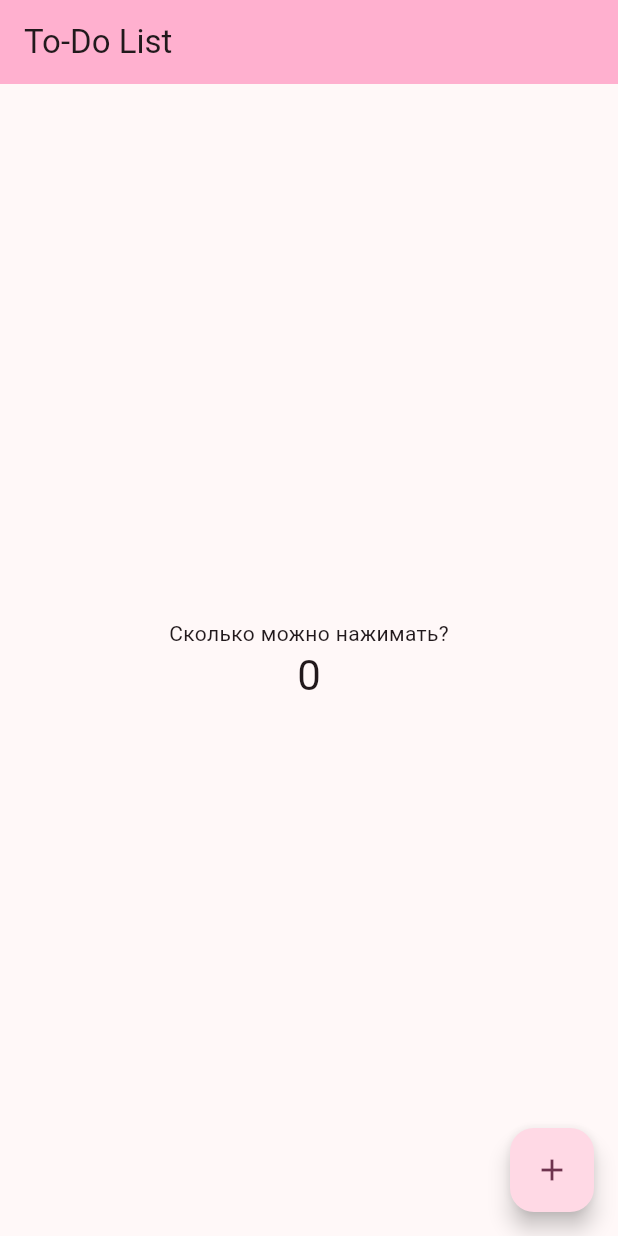
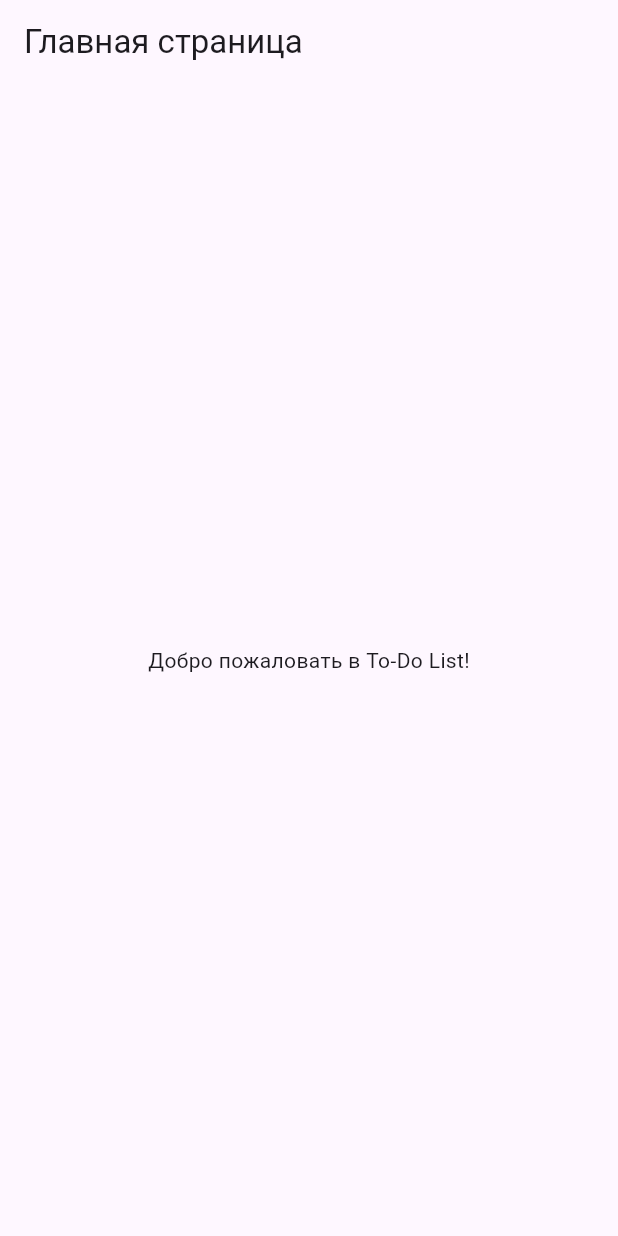
Before and after one commit to dervvilang/To-do-list, a Flutter app: the screen it shows after launch, on a phone screen of 412 x 824 dp. Run offline on Flutter 3.47's test engine with Material 3 defaults, Android fonts, the phone set to English and light mode, and no system bars.

```diff
--- /dev/null
+++ b/devtools_options.yaml
@@ -0,0 +1,3 @@
+description: This file stores settings for Dart & Flutter DevTools.
+documentation: https://docs.flutter.dev/tools/devtools/extensions#configure-extension-enablement-states
+extensions:
--- a/lib/main.dart
+++ b/lib/main.dart
@@ -1,125 +1,36 @@
 import 'package:flutter/material.dart';
+import 'views/splash_screen.dart'; // Импортируем сплеш-скрин
 
-void main() {
-  runApp(const MyApp());
-}
+void main() => runApp(MyApp());
 
 class MyApp extends StatelessWidget {
   const MyApp({super.key});
 
-  // This widget is the root of your application.
   @override
   Widget build(BuildContext context) {
     return MaterialApp(
-      title: 'Flutter Demo',
-      theme: ThemeData(
-        // This is the theme of your application.
-        //
-        // TRY THIS: Try running your application with "flutter run". You'll see
-        // the application has a purple toolbar. Then, without quitting the app,
-        // try changing the seedColor in the colorScheme below to Colors.green
-        // and then invoke "hot reload" (save your changes or press the "hot
-        // reload" button in a Flutter-supported IDE, or press "r" if you used
-        // the command line to start the app).
-        //
-        // Notice that the counter didn't reset back to zero; the application
-        // state is not lost during the reload. To reset the state, use hot
-        // restart instead.
-        //
-        // This works for code too, not just values: Most code changes can be
-        // tested with just a hot reload.
-        colorScheme: ColorScheme.fromSeed(seedColor: const Color.fromARGB(255, 225, 136, 173)),
-        useMaterial3: true,
-      ),
-      home: const MyHomePage(title: 'To-Do List'),
+      debugShowCheckedModeBanner: false, // Убираем надпись "Debug"
+      title: 'To-Do List', // Название приложения
+      initialRoute: '/', // Начальный маршрут
+      routes: {
+        '/': (context) => SplashScreen(), // Сплеш-скрин
+        '/home': (context) => HomeScreen(), // Главный экран
+      },
     );
   }
 }
 
-class MyHomePage extends StatefulWidget {
-  const MyHomePage({super.key, required this.title});
-
-  // This widget is the home page of your application. It is stateful, meaning
-  // that it has a State object (defined below) that contains fields that affect
-  // how it looks.
-
-  // This class is the configuration for the state. It holds the values (in this
-  // case the title) provided by the parent (in this case the App widget) and
-  // used by the build method of the State. Fields in a Widget subclass are
-  // always marked "final".
-
-  final String title;
-
-  @override
-  State<MyHomePage> createState() => _MyHomePageState();
-}
-
-class _MyHomePageState extends State<MyHomePage> {
-  int _counter = 0;
-
-  void _incrementCounter() {
-    setState(() {
-      // This call to setState tells the Flutter framework that something has
-      // changed in this State, which causes it to rerun the build method below
-      // so that the display can reflect the updated values. If we changed
-      // _counter without calling setState(), then the build method would not be
-      // called again, and so nothing would appear to happen.
-      _counter++;
-    });
-  }
-
+// Пример заглушки для главного экрана
+class HomeScreen extends StatelessWidget {
   @override
   Widget build(BuildContext context) {
-    // This method is rerun every time setState is called, for instance as done
-    // by the _incrementCounter method above.
-    //
-    // The Flutter framework has been optimized to make rerunning build methods
-    // fast, so that you can just rebuild anything that needs updating rather
-    // than having to individually change instances of widgets.
     return Scaffold(
       appBar: AppBar(
-        // TRY THIS: Try changing the color here to a specific color (to
-        // Colors.amber, perhaps?) and trigger a hot reload to see the AppBar
-        // change color while the other colors stay the same.
-        backgroundColor: Theme.of(context).colorScheme.inversePrimary,
-        // Here we take the value from the MyHomePage object that was created by
-        // the App.build method, and use it to set our appbar title.
-        title: Text(widget.title),
+        title: Text('Главная страница'),
       ),
       body: Center(
-        // Center is a layout widget. It takes a single child and positions it
-        // in the middle of the parent.
-        child: Column(
-          // Column is also a layout widget. It takes a list of children and
-          // arranges them vertically. By default, it sizes itself to fit its
-          // children horizontally, and tries to be as tall as its parent.
-          //
-          // Column has various properties to control how it sizes itself and
-          // how it positions its children. Here we use mainAxisAlignment to
-          // center the children vertically; the main axis here is the vertical
-          // axis because Columns are vertical (the cross axis would be
-          // horizontal).
-          //
-          // TRY THIS: Invoke "debug painting" (choose the "Toggle Debug Paint"
-          // action in the IDE, or press "p" in the console), to see the
-          // wireframe for each widget.
-          mainAxisAlignment: MainAxisAlignment.center,
-          children: <Widget>[
-            const Text(
-              'Сколько можно нажимать?',
-            ),
-            Text(
-              '$_counter',
-              style: Theme.of(context).textTheme.headlineMedium,
-            ),
-          ],
-        ),
+        child: Text('Добро пожаловать в To-Do List!'),
       ),
-      floatingActionButton: FloatingActionButton(
-        onPressed: _incrementCounter,
-        tooltip: 'Increment',
-        child: const Icon(Icons.add),
-      ), // This trailing comma makes auto-formatting nicer for build methods.
     );
   }
 }
```
Also changed, not shown: lib/models/task.dart (added, +79 -0 lines), lib/views/splash_screen.dart (added, +88 -0 lines), pubspec.yaml (+10 -57 lines), fonts/Rajdhani-Regular.ttf (added), lib/services/database_service.dart (added), lib/services/notification_service.dart (added), lib/viewmodels/settings_viewmodel.dart (added), lib/viewmodels/tast_viewmodel.dart (added), lib/views/add_task_screen.dart (added), lib/views/home_screen.dart (added), lib/views/settings_screen.dart (added), pubspec.lock, 3 other files.
